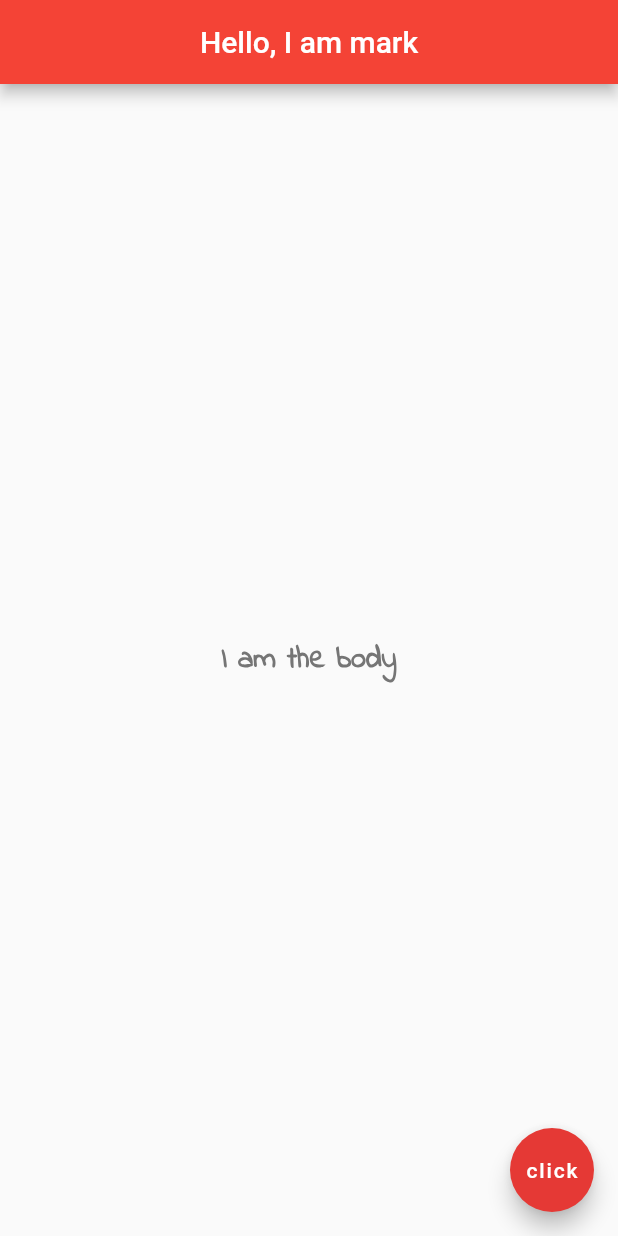
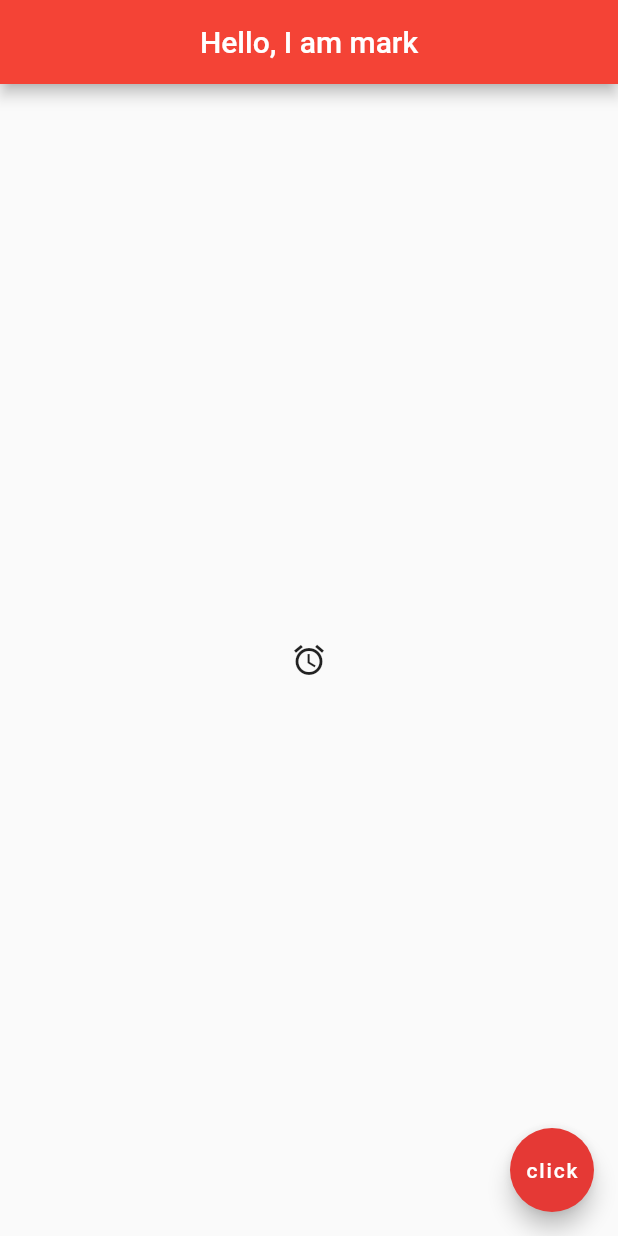
Before and after one commit to mark-ng/start-flutter, a Flutter app: the screen it shows after launch, on a phone screen of 412 x 824 dp. Run offline on Flutter 3.47's test engine with Material 2 defaults, Android fonts, the phone set to English and light mode, and no system bars.

```diff
--- a/lib/main.dart
+++ b/lib/main.dart
@@ -17,18 +17,15 @@ class Home extends StatelessWidget {
             backgroundColor: Colors.red,
           ),
           body: Center(
-            child: Text(
-              'I am the body',
-              style: TextStyle(
-                  fontSize: 20.0,
-                  fontWeight: FontWeight.bold,
-                  color: Colors.grey[600],
-                  fontFamily: 'IndieFlower'
-              ),
-            ),
+            child: IconButton(
+               onPressed: () {
+                 print('you clicked me');
+               },
+                icon: Icon(Icons.access_alarms)
+            )
           ),
           floatingActionButton: FloatingActionButton(
-            onPressed: () => 1,
+            onPressed: () => {},
             child: Text("click"),
             backgroundColor: Colors.red[600],
           ),
```
